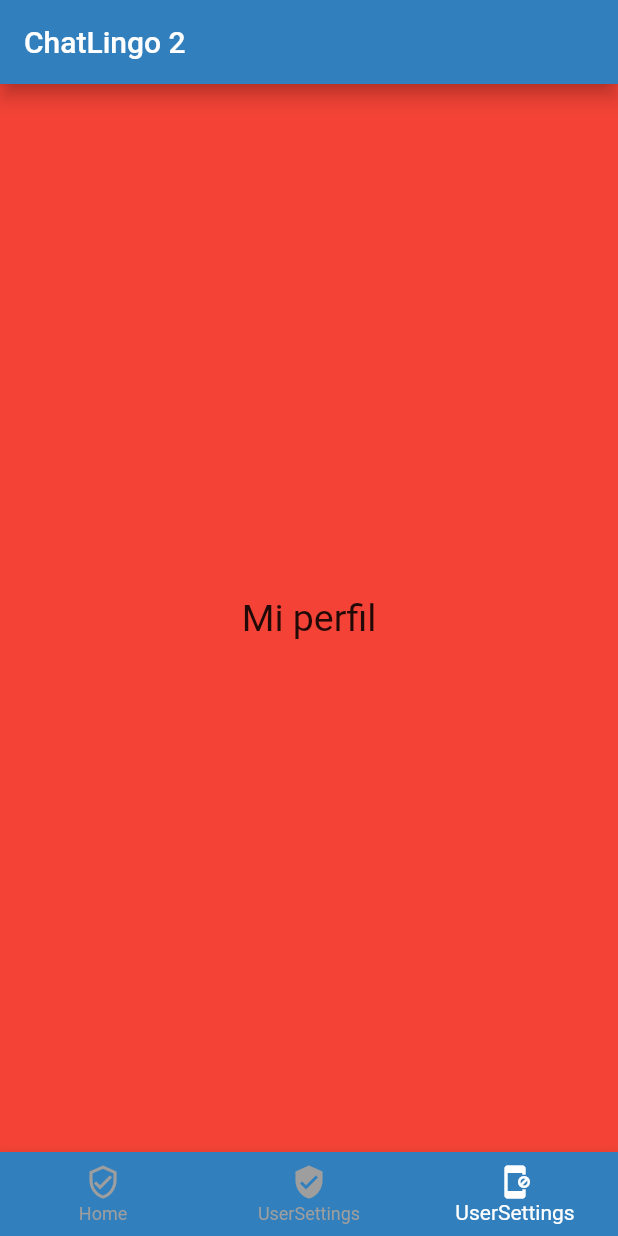
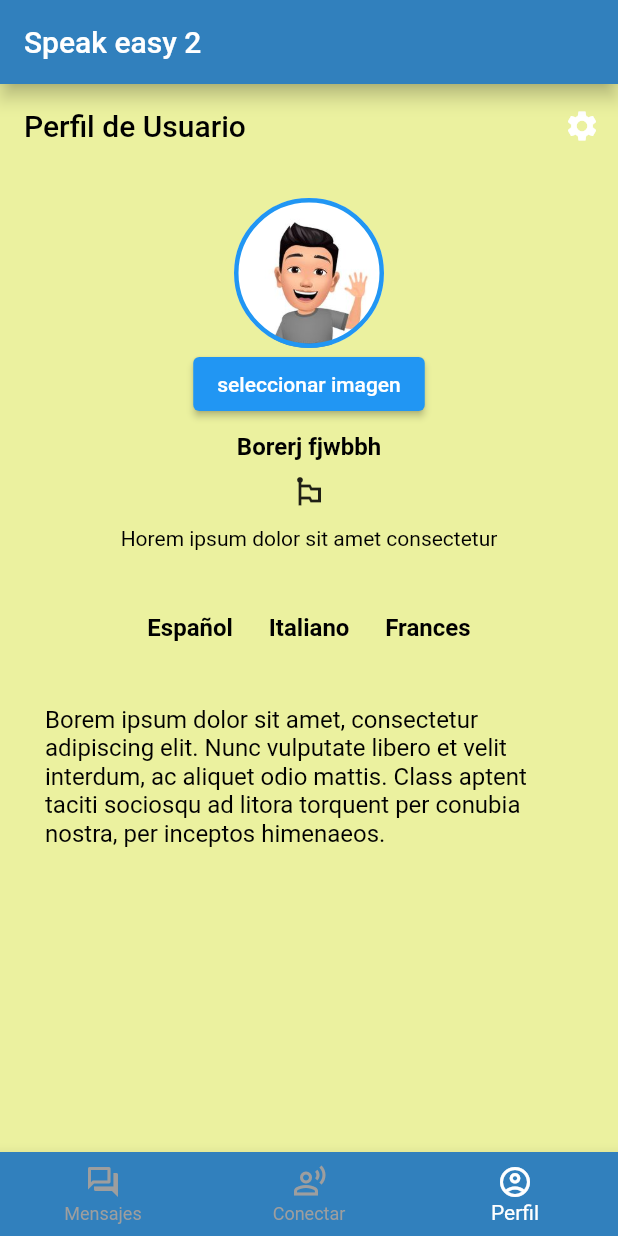
Before and after one commit to No-Country/c9-49-m-flutter, a Flutter app: the screen it shows after launch, item 3 of the bottom bar chosen, on a phone screen of 412 x 824 dp. Run offline on Flutter 3.47's test engine with Material 2 defaults, Android fonts, the phone set to English and light mode, and no system bars; our stand-ins replace image_picker.

Commit message:
addProfile

```diff
--- a/lib/screens/home_screen.dart
+++ b/lib/screens/home_screen.dart
@@ -2,6 +2,8 @@ import 'package:flutter/material.dart';
 import 'package:flutter_application_1/screens/chat_screen.dart';
 import 'package:flutter_application_1/screens/connect_screen.dart';
 import 'package:flutter_application_1/screens/profile_screen.dart';
+
+
 
 class homeScreen extends StatefulWidget {
   @override
@@ -14,6 +16,7 @@ class _homeScreenState extends State<homeScreen> {
     [ChatScreen()],
     [ConnectScreen()],
     [ProfileScreen()],
+
   ];
 
   @override
@@ -21,7 +24,7 @@ class _homeScreenState extends State<homeScreen> {
     return Scaffold(
       appBar: AppBar(
         backgroundColor: Color.fromARGB(255, 49, 128, 189),
-        title: Text("ChatLingo $currentPage"),
+        title: Text("Speak easy $currentPage"),
          elevation: 5,
       ),
       body: PageView(
@@ -39,16 +42,16 @@ class _homeScreenState extends State<homeScreen> {
         unselectedItemColor: Colors.grey,
         items: [
             BottomNavigationBarItem(
-            icon: Icon( Icons.verified_user_outlined),
-            label: 'Home'
+            icon: Icon( Icons.forum_outlined),
+            label: 'Mensajes'
             ),
              BottomNavigationBarItem(
-            icon: Icon( Icons.verified_user_sharp),
-            label: 'UserSettings'
+            icon: Icon( Icons.spatial_audio_off_outlined),
+            label: 'Conectar'
             ),
              BottomNavigationBarItem(
-            icon: Icon( Icons.app_blocking),
-            label: 'UserSettings'
+            icon: Icon( Icons.account_circle_outlined ),
+            label: 'Perfil'
              ),
           ],
         ),
--- a/lib/screens/profile_screen.dart
+++ b/lib/screens/profile_screen.dart
@@ -1,16 +1,213 @@
+
+import 'dart:io';
 import 'package:flutter/material.dart';
+import 'package:image_picker/image_picker.dart';
 
-class ProfileScreen extends StatelessWidget {
-  final color = Colors.red;
-  String title = 'Mi perfil';
+
+
+
+class ProfileScreen extends StatefulWidget {
+
+
+  @override
+  State<ProfileScreen> createState() => _ProfileScreenState();
+}
+
+class _ProfileScreenState extends State<ProfileScreen> {
+
+// Funcion que muestra una segunda vista del perfil
+void _secondView(){
+  Navigator.of(context).push(
+    new MaterialPageRoute<void>(
+      builder: (BuildContext context){
+       return Scaffold(
+
+        backgroundColor: Color.fromRGBO(235, 241, 159, 1),
+        appBar: AppBar (
+
+        elevation: 0,
+        backgroundColor: Color.fromRGBO(235, 241, 159, 1),
+        title: Text('Perfil de Usuario', style: TextStyle(color: Colors.black)),
+
+          ),
+        body:  Padding(
+        padding: const EdgeInsets.all(20.0),
+        child: Column(
+        children: <Widget>[
+        // _image != null ? Image.file(_image!,
+        //     width: 250,
+        //     height: 250,
+        //     fit: BoxFit.cover,
+        //      ) :
+              Container(
+            height: 100,
+        decoration: BoxDecoration(
+        image: DecorationImage(
+        image: AssetImage('assets/avatarPerfil.jpeg')
+                       ),
+
+        shape: BoxShape.circle,
+                  border: Border.all(
+        color: Colors.blue,
+        width: 3,
+                      ),
+                    ),
+        ),
+
+        // ElevatedButton( // seleccionar imagen de perfil / Cambiar el estilo del boton
+        // onPressed: getImage, child: const Text('seleccionar imagen')),
+
+
+        // ignore: prefer_const_constructors
+        Padding(
+
+        padding: const EdgeInsets.all(8.0),
+        child: Text('Borerj fjwbbh', style: TextStyle(color: Colors.black, fontSize: 16.0, fontWeight: FontWeight.bold )),
+        ),
+
+
+        // ignore: prefer_const_constructors
+        Padding(
+                padding: const EdgeInsets.all(1.0),
+                child: Icon( Icons.emoji_flags),
+        ),
+
+        Padding(
+        padding: const EdgeInsets.all(10.0),
+        child: Text('Horem ipsum dolor sit amet consectetur',
+        style: TextStyle(color: Colors.black, fontSize: 14.0) ,
+        ),
+        ),
+        Padding(
+        padding: const EdgeInsets.all(32.0),
+        child: Text('Español      Italiano      Frances',
+        style: TextStyle(color: Colors.black, fontSize: 16.0, fontWeight: FontWeight.bold),
+        ),
+        ),
+
+
+    ],
+    ),
+
+
+    )
+
+    );
+
+      }
+      ),
+
+  );
+}
+
+
+
+
+
+
+// Picker manager para seleccionar fotos de la galeria
+File? _image;
+
+Future getImage() async {
+    final image = await ImagePicker().pickImage(source: ImageSource.gallery);
+    if(image == null ) return;
+
+    final imageTemporary = File(image.path);
+
+    setState(() {
+      this._image = imageTemporary;
+    });
+}
 
   @override
   Widget build(BuildContext context) {
-      return Container(
-        color: color,
-        child: Center(
-          child: Text(title, style: TextStyle(fontSize: 25),),
+
+          return Scaffold(
+
+        backgroundColor: Color.fromRGBO(235, 241, 159, 1),
+        appBar: AppBar (
+          actions: <Widget>[
+            new IconButton(icon: const Icon(Icons.settings), onPressed: _secondView),
+          ],
+        // leading: BackButton (
+        //         onPressed: ()=> {
+        //             Navigator.push(
+        //                 context, MaterialPageRoute(builder: (context)=> Profile2Screen()))
+        //         }
+        //     ),
+        elevation: 0, // sombra, borde.
+        backgroundColor: Color.fromRGBO(235, 241, 159, 1),
+        title: Text('Perfil de Usuario', style: TextStyle(color: Colors.black)),
+
           ),
-      );
+        body:  Padding(
+        padding: const EdgeInsets.all(20.0),
+        child: Column(
+        children: <Widget>[
+        _image != null ? Image.file(_image!,
+            width: 250,
+            height: 250,
+            fit: BoxFit.cover,
+             ) : Container(
+            height: 100,
+        decoration: BoxDecoration(
+        image: DecorationImage(
+        image: AssetImage('assets/avatarPerfil.jpeg')
+                       ),
+
+        shape: BoxShape.circle,
+                  border: Border.all(
+        color: Colors.blue,
+        width: 3,
+                      ),
+                    ),
+        ),
+
+        ElevatedButton( // seleccionar imagen de perfil / Cambiar el estilo del boton
+        onPressed: getImage,
+        child: const Text('seleccionar imagen')),// subir imagen a firebase
+
+
+
+        Padding(
+
+        padding: const EdgeInsets.all(8.0),
+        child: Text('Borerj fjwbbh', style: TextStyle(color: Colors.black, fontSize: 16.0, fontWeight: FontWeight.bold )),
+        ),
+
+
+                Padding(
+                padding: const EdgeInsets.all(1.0),
+                child: Icon( Icons.emoji_flags),
+        ),
+
+        Padding(
+        padding: const EdgeInsets.all(10.0),
+        child: Text('Horem ipsum dolor sit amet consectetur',
+        style: TextStyle(color: Colors.black, fontSize: 14.0) ,
+        ),
+        ),
+        Padding(
+        padding: const EdgeInsets.all(32.0),
+        child: Text('Español      Italiano      Frances',
+        style: TextStyle(color: Colors.black, fontSize: 16.0, fontWeight: FontWeight.bold),
+        ),
+        ),
+
+        Container(
+        padding: EdgeInsets.all(10),
+        child: Text('Borem ipsum dolor sit amet, consectetur adipiscing elit. Nunc vulputate libero et velit interdum, ac aliquet odio mattis. Class aptent taciti sociosqu ad litora torquent per conubia nostra, per inceptos himenaeos.',
+        style: TextStyle(color: Colors.black, fontSize: 16.0),
+
+        ),
+
+    ),
+    ],
+    ),
+
+
+    )
+
+    );
   }
 }
```
Also changed, not shown: pubspec.yaml (+4 -3 lines), assets/avatarPerfil.jpeg (added), pubspec.lock, 359 other files.
